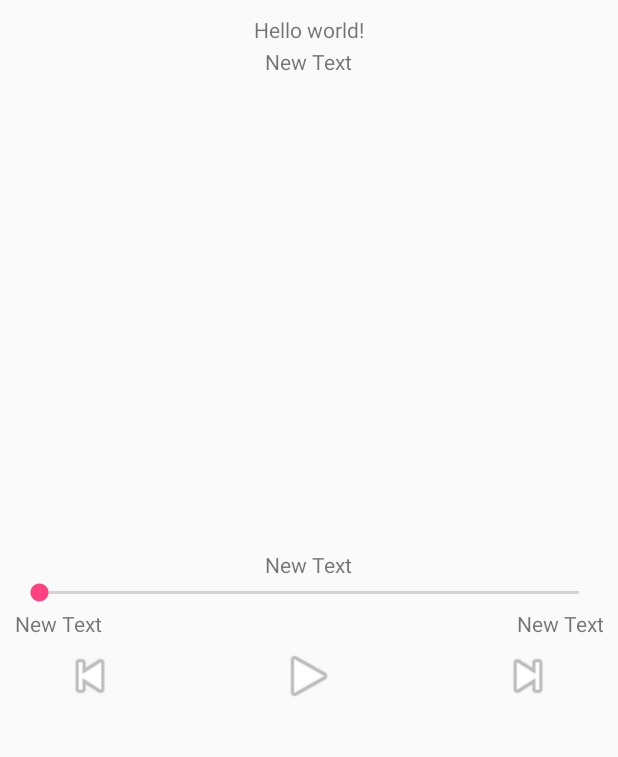
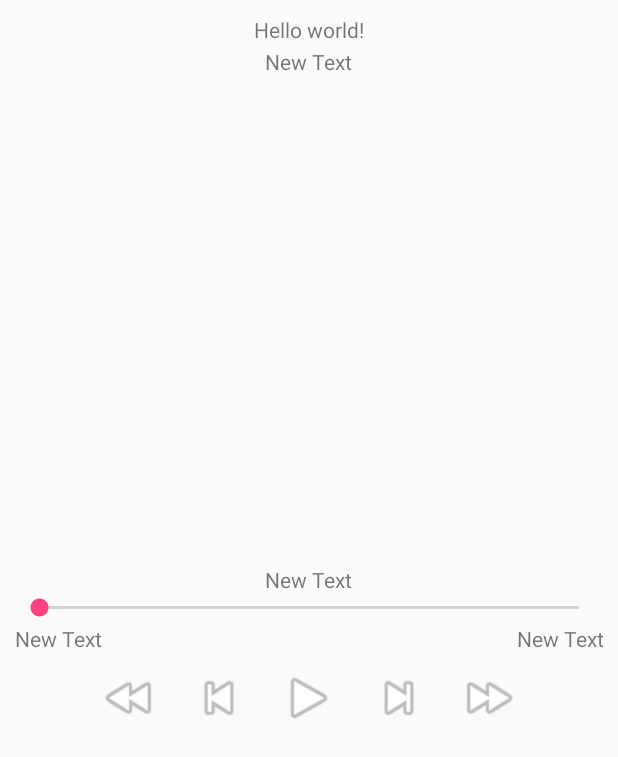
Before and after one commit to dengn/Spotify_Streamer, an Android app: the layout fragment_player.xml on its own in the app's theme, with its tools: preview values and no code run, on a phone screen of 412 x 824 dp. Shown: the top 757 px of the screen. Run offline under Robolectric (Android 15) with nearby library versions, the phone set to English and light mode, and no system bars.

Commit message:
Implement the next and previous buttons.

```diff
--- a/app/src/main/java/dengn/spotifystreamer/models/MyTrack.java
+++ b/app/src/main/java/dengn/spotifystreamer/models/MyTrack.java
@@ -11,13 +11,15 @@ public class MyTrack implements Parcelable {
     public static final int PREVIEW_LENGTH_DEFAULT = 30;
 
     public String name;
+    public String artistName;
     public String albumName;
     public String imageLargeURL;
     public String imageSmallURL;
     public String previewURL;
 
-    public MyTrack(String name, String albumName, String imageLargeURL, String imageSmallURL, String previewURL) {
+    public MyTrack(String name, String artistName, String albumName, String imageLargeURL, String imageSmallURL, String previewURL) {
         this.name = name;
+        this.artistName = artistName;
         this.albumName = albumName;
         this.imageLargeURL = imageLargeURL;
         this.imageSmallURL = imageSmallURL;
@@ -32,6 +34,7 @@ public class MyTrack implements Parcelable {
     @Override
     public void writeToParcel(Parcel dest, int flags) {
         dest.writeString(this.name);
+        dest.writeString(this.artistName);
         dest.writeString(this.albumName);
         dest.writeString(this.imageLargeURL);
         dest.writeString(this.imageSmallURL);
@@ -40,6 +43,7 @@ public class MyTrack implements Parcelable {
 
     private MyTrack(Parcel in) {
         this.name = in.readString();
+        this.artistName = in.readString();
         this.albumName = in.readString();
         this.imageLargeURL = in.readString();
         this.imageSmallURL = in.readString();
--- a/app/src/main/res/layout/fragment_player.xml
+++ b/app/src/main/res/layout/fragment_player.xml
@@ -13,6 +13,7 @@
         android:layout_width="wrap_content"
         android:layout_height="wrap_content"
         android:layout_gravity="center_horizontal"
+        android:singleLine="true"
         android:text="@string/hello_world"/>
 
     <TextView
@@ -22,12 +23,13 @@
         android:layout_gravity="center_horizontal"
         android:layout_marginTop="2dp"
         android:layout_marginBottom="4dp"
+        android:singleLine="true"
         android:text="New Text"/>
 
     <ImageView
         android:id="@+id/player_album_img"
-        android:layout_width="310dp"
-        android:layout_height="310dp"
+        android:layout_width="320dp"
+        android:layout_height="320dp"
         android:layout_gravity="center_horizontal"/>
 
     <TextView
@@ -35,6 +37,7 @@
         android:layout_width="wrap_content"
         android:layout_height="wrap_content"
         android:layout_marginTop="2dp"
+        android:singleLine="true"
         android:layout_gravity="center_horizontal"
         android:text="New Text"/>
 
@@ -75,23 +78,34 @@
     <RelativeLayout
         android:layout_width="match_parent"
         android:layout_height="wrap_content"
-        android:layout_marginTop="5dp"
+        android:layout_marginTop="10dp"
         android:layout_marginLeft="30dp"
         android:layout_marginRight="30dp">
+        <ImageButton
+            android:id="@+id/player_backward"
+            android:layout_width="40dp"
+            android:layout_height="40dp"
+            android:layout_marginRight="20dp"
+            android:background="@android:drawable/ic_media_rew"
+            android:layout_alignParentTop="true"
+            android:layout_toLeftOf="@+id/player_previous"
+            android:layout_toStartOf="@+id/player_previous"/>
 
         <ImageButton
             android:id="@+id/player_previous"
             android:layout_width="40dp"
             android:layout_height="40dp"
+            android:layout_marginRight="20dp"
             android:background="@android:drawable/ic_media_previous"
             android:layout_alignParentTop="true"
-            android:layout_alignParentLeft="true"
-            android:layout_alignParentStart="true"/>
+            android:layout_toLeftOf="@+id/player_play_pause"
+            android:layout_toStartOf="@+id/player_play_pause"/>
 
         <ImageButton
             android:id="@+id/player_play_pause"
             android:layout_width="40dp"
             android:layout_height="40dp"
+            android:layout_marginRight="20dp"
             android:background="@android:drawable/ic_media_play"
             android:layout_gravity="center_horizontal"
             android:layout_centerHorizontal="true"/>
@@ -100,9 +114,21 @@
             android:id="@+id/player_next"
             android:layout_width="40dp"
             android:layout_height="40dp"
+            android:layout_marginRight="20dp"
             android:background="@android:drawable/ic_media_next"
             android:layout_gravity="right"
-            android:layout_alignParentRight="true"/>
+            android:layout_alignParentTop="true"
+            android:layout_toRightOf="@+id/player_play_pause"
+            android:layout_toEndOf="@+id/player_play_pause"/>
+
+        <ImageButton
+            android:id="@+id/player_forward"
+            android:layout_width="40dp"
+            android:layout_height="40dp"
+            android:background="@android:drawable/ic_media_ff"
+            android:layout_alignParentTop="true"
+            android:layout_toRightOf="@+id/player_next"
+            android:layout_toEndOf="@+id/player_next"/>
     </RelativeLayout>
 
 </LinearLayout>
```
Also changed, not shown: app/src/main/java/dengn/spotifystreamer/activities/PlayerActivity.java (+9 -7 lines), app/src/main/java/dengn/spotifystreamer/fragments/PlayerFragment.java (+159 -27 lines), app/src/main/java/dengn/spotifystreamer/fragments/TracksFragment.java (+4 -8 lines).
